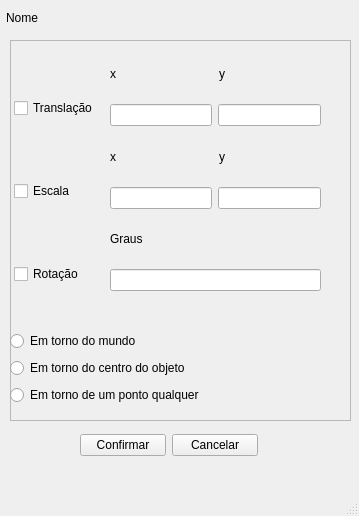
Above: src/View/ui/transformations.ui from joaovictorvolpato/PythonSGi before the change. Below: the same form after it.
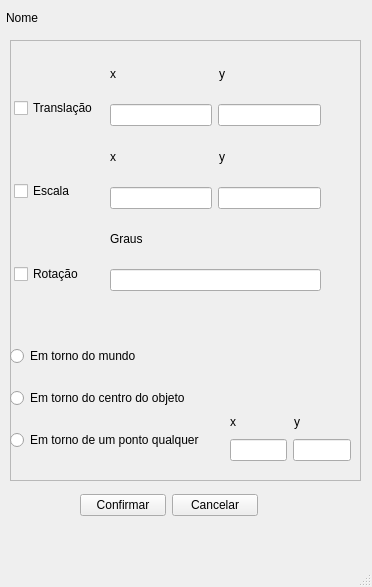
That is the form after the change.

Commit message: Adiciona os pontos de rotação para quando for 'any-point'

Patch:
```diff
--- a/src/View/ui/transformations.ui
+++ b/src/View/ui/transformations.ui
@@ -6,8 +6,8 @@
    <rect>
     <x>0</x>
     <y>0</y>
-    <width>359</width>
-    <height>516</height>
+    <width>372</width>
+    <height>587</height>
    </rect>
   </property>
   <property name="windowTitle">
@@ -32,8 +32,8 @@
      <rect>
       <x>10</x>
       <y>40</y>
-      <width>341</width>
-      <height>381</height>
+      <width>351</width>
+      <height>441</height>
      </rect>
     </property>
     <property name="frameShape">
@@ -42,12 +42,12 @@
     <property name="frameShadow">
      <enum>QFrame::Raised</enum>
     </property>
-    <widget class="QWidget" name="">
+    <widget class="QWidget" name="layoutWidget">
      <property name="geometry">
       <rect>
        <x>4</x>
        <y>1</y>
-       <width>91</width>
+       <width>94</width>
        <height>301</height>
       </rect>
      </property>
@@ -75,7 +75,7 @@
       </item>
      </layout>
     </widget>
-    <widget class="QWidget" name="">
+    <widget class="QWidget" name="layoutWidget">
      <property name="geometry">
       <rect>
        <x>100</x>
@@ -153,13 +153,13 @@
       </item>
      </layout>
     </widget>
-    <widget class="QWidget" name="">
+    <widget class="QWidget" name="layoutWidget">
      <property name="geometry">
       <rect>
        <x>0</x>
        <y>290</y>
        <width>220</width>
-       <height>77</height>
+       <height>139</height>
       </rect>
      </property>
      <layout class="QVBoxLayout" name="verticalLayout_3">
@@ -186,12 +186,52 @@
       </item>
      </layout>
     </widget>
+    <widget class="QWidget" name="">
+     <property name="geometry">
+      <rect>
+       <x>220</x>
+       <y>370</y>
+       <width>121</width>
+       <height>51</height>
+      </rect>
+     </property>
+     <layout class="QVBoxLayout" name="verticalLayout_4">
+      <item>
+       <layout class="QHBoxLayout" name="horizontalLayout_8">
+        <item>
+         <widget class="QLabel" name="label_8">
+          <property name="text">
+           <string>x</string>
+          </property>
+         </widget>
+        </item>
+        <item>
+         <widget class="QLabel" name="label_9">
+          <property name="text">
+           <string>y</string>
+          </property>
+         </widget>
+        </item>
+       </layout>
+      </item>
+      <item>
+       <layout class="QHBoxLayout" name="horizontalLayout_9">
+        <item>
+         <widget class="QLineEdit" name="lineEdit_8"/>
+        </item>
+        <item>
+         <widget class="QLineEdit" name="lineEdit_9"/>
+        </item>
+       </layout>
+      </item>
+     </layout>
+    </widget>
    </widget>
-   <widget class="QWidget" name="">
+   <widget class="QWidget" name="layoutWidget">
     <property name="geometry">
      <rect>
       <x>80</x>
-      <y>430</y>
+      <y>490</y>
       <width>178</width>
       <height>30</height>
      </rect>
```
Left out of the diff: 2 changed lines with no effect on the pictures. The commit also changes 2 other files.
